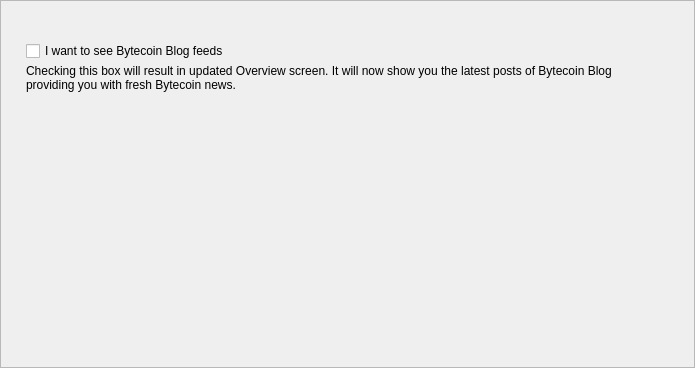
The window that src/Gui/Options/PrivacyFrame.ui (iridiumdev/Iridium-IRD-wallet) describes before a commit, drawn with Qt 5.
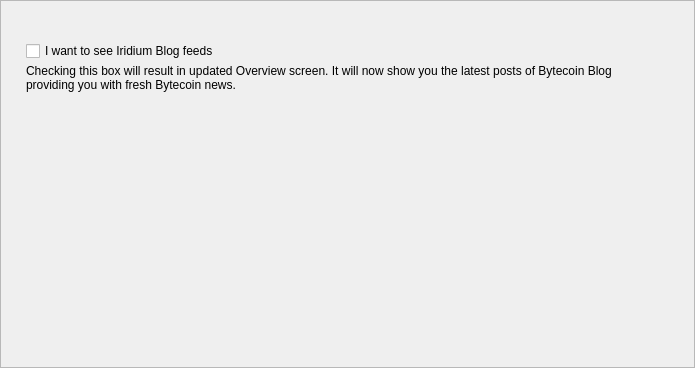
The same window after the commit. Custom widgets are drawn as their Qt base class.

```diff
--- a/src/Gui/Options/PrivacyFrame.ui
+++ b/src/Gui/Options/PrivacyFrame.ui
@@ -71,7 +71,7 @@
       <item>
        <widget class="QCheckBox" name="m_newsCheck">
         <property name="text">
-         <string>I want to see Bytecoin Blog feeds</string>
+         <string>I want to see Iridium Blog feeds</string>
         </property>
        </widget>
       </item>
```
